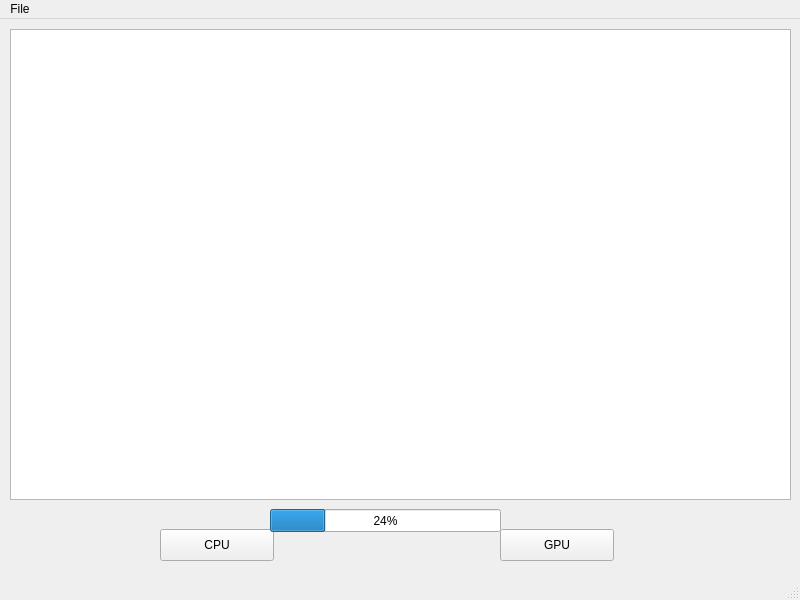
Before: the Qt Designer form PyCudaQt/QtUi/MainUI.ui in giuseppecalderaro/python-hacks, drawn with Qt 5.
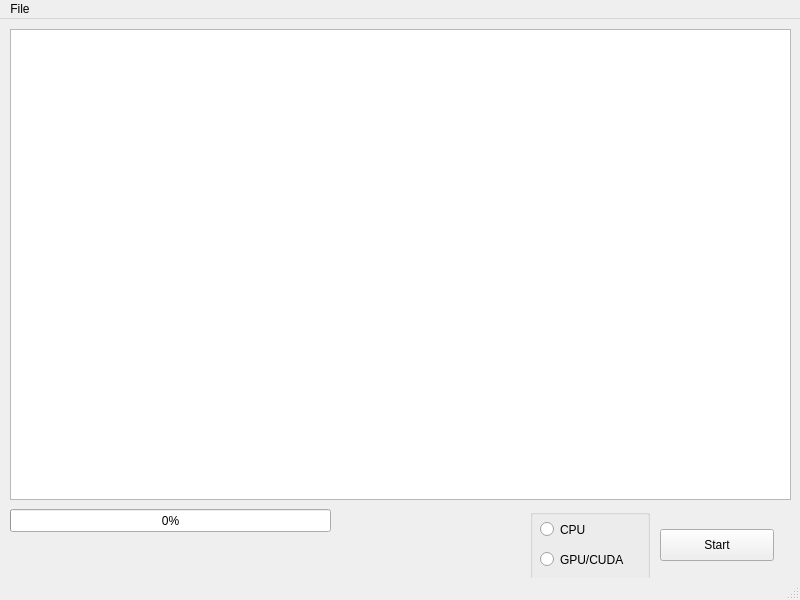
After: the same form once the commit is applied.

Commit message: CUDA is now enabled

The edit to the form file:
```diff
--- a/PyCudaQt/QtUi/MainUI.ui
+++ b/PyCudaQt/QtUi/MainUI.ui
@@ -27,42 +27,68 @@
    <widget class="QPushButton" name="CpuButton">
     <property name="geometry">
      <rect>
-      <x>160</x>
+      <x>660</x>
       <y>510</y>
       <width>114</width>
       <height>32</height>
      </rect>
     </property>
     <property name="text">
-     <string>CPU</string>
-    </property>
-   </widget>
-   <widget class="QPushButton" name="GpuButton">
-    <property name="geometry">
-     <rect>
-      <x>500</x>
-      <y>510</y>
-      <width>114</width>
-      <height>32</height>
-     </rect>
-    </property>
-    <property name="text">
-     <string>GPU</string>
+     <string>Start</string>
     </property>
    </widget>
    <widget class="QProgressBar" name="progressBar">
     <property name="geometry">
      <rect>
-      <x>270</x>
+      <x>10</x>
       <y>490</y>
-      <width>231</width>
+      <width>321</width>
       <height>23</height>
      </rect>
     </property>
     <property name="value">
-     <number>24</number>
+     <number>0</number>
     </property>
    </widget>
+   <widget class="QGroupBox" name="groupBox">
+    <property name="geometry">
+     <rect>
+      <x>530</x>
+      <y>490</y>
+      <width>120</width>
+      <height>80</height>
+     </rect>
+    </property>
+    <property name="title">
+     <string/>
+    </property>
+    <widget class="QRadioButton" name="radioCPU">
+     <property name="geometry">
+      <rect>
+       <x>10</x>
+       <y>10</y>
+       <width>102</width>
+       <height>21</height>
+      </rect>
+     </property>
+     <property name="text">
+      <string>CPU</string>
+     </property>
+    </widget>
+    <widget class="QRadioButton" name="radioGPU">
+     <property name="geometry">
+      <rect>
+       <x>10</x>
+       <y>40</y>
+       <width>102</width>
+       <height>21</height>
+      </rect>
+     </property>
+     <property name="text">
+      <string>GPU/CUDA</string>
+     </property>
+    </widget>
+   </widget>
   </widget>
   <widget class="QMenuBar" name="menubar">
    <property name="geometry">
```
Left out of the diff: 17 changed lines with no effect on the pictures. The commit also changes 3 other files.
